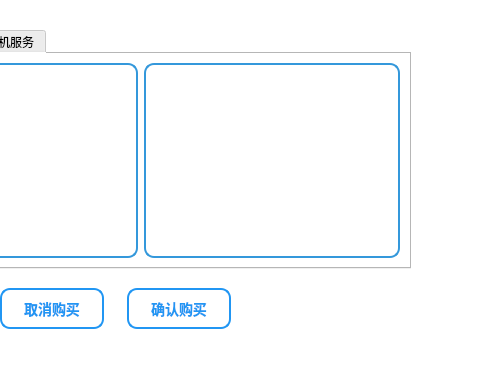
Qt form QT/buy.ui (psk0404/Flight-Booking-System) before a commit; both pictures show x 240 to 720 and y 162 to 540 of the 720 by 540 pixel window.
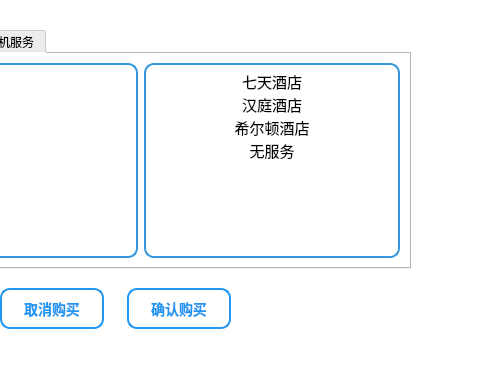
The same form after that commit. The open tabs and pages were chosen to show the change. Icons and pictures are not drawn.

```diff
--- a/QT/buy.ui
+++ b/QT/buy.ui
@@ -463,6 +463,62 @@
 
 </string>
         </property>
+        <item>
+         <property name="text">
+          <string>七天酒店</string>
+         </property>
+         <property name="font">
+          <font>
+           <family>华文中宋</family>
+           <pointsize>11</pointsize>
+          </font>
+         </property>
+         <property name="textAlignment">
+          <set>AlignCenter</set>
+         </property>
+        </item>
+        <item>
+         <property name="text">
+          <string>汉庭酒店</string>
+         </property>
+         <property name="font">
+          <font>
+           <family>华文中宋</family>
+           <pointsize>11</pointsize>
+          </font>
+         </property>
+         <property name="textAlignment">
+          <set>AlignCenter</set>
+         </property>
+        </item>
+        <item>
+         <property name="text">
+          <string>希尔顿酒店</string>
+         </property>
+         <property name="font">
+          <font>
+           <family>华文中宋</family>
+           <pointsize>11</pointsize>
+          </font>
+         </property>
+         <property name="textAlignment">
+          <set>AlignCenter</set>
+         </property>
+        </item>
+        <item>
+         <property name="text">
+          <string>无服务</string>
+         </property>
+         <property name="font">
+          <font>
+           <family>华文中宋</family>
+           <pointsize>11</pointsize>
+          </font>
+         </property>
+         <property name="textAlignment">
+          <set>AlignCenter</set>
+         </property>
+        </item>
        </widget>
       </item>
      </layout>
```
Left out of the diff: 107 changed lines with no effect on the pictures. Lines whose indentation alone changed are shown as unchanged.
